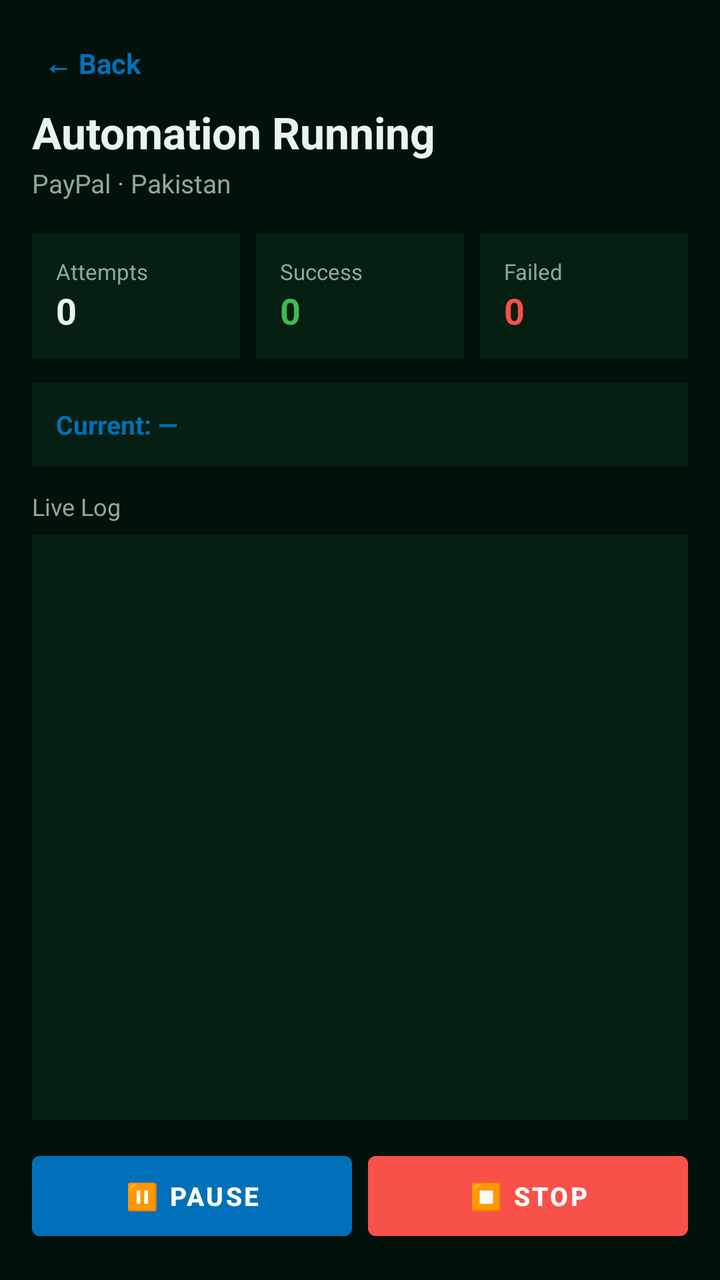
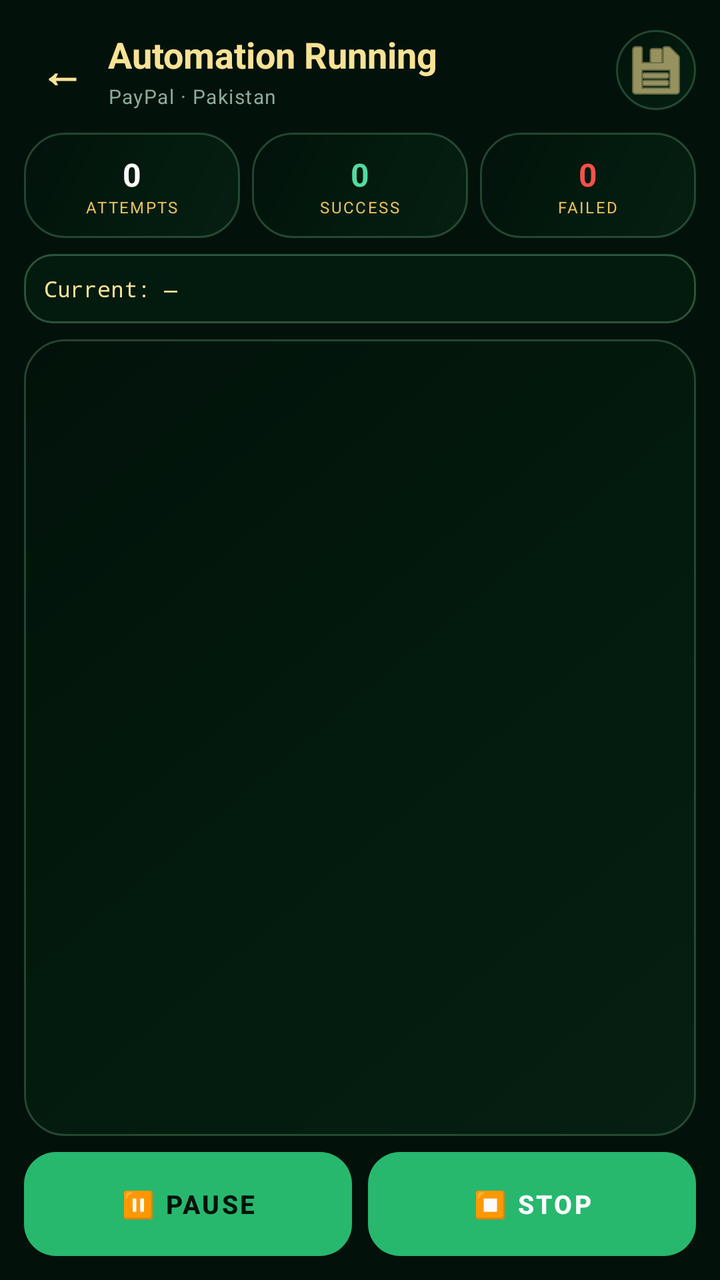

Before-and-after screenshots of an Android layout around one commit, followed by the original layout XML and the change that was made.
<!-- AndroidManifest.xml: activity theme Theme.RealEarnPayPal -->
<!-- res/layout/activity_automation.xml -->
<?xml version="1.0" encoding="utf-8"?>
<LinearLayout xmlns:android="http://schemas.android.com/apk/res/android"
    android:layout_width="match_parent"
    android:layout_height="match_parent"
    android:orientation="vertical"
    android:background="@color/bg_dark"
    android:padding="16dp">

    
    <TextView
        android:id="@+id/btnBack"
        android:layout_width="wrap_content"
        android:layout_height="wrap_content"
        android:padding="6dp"
        android:text="← Back"
        android:textColor="@color/paypal_blue"
        android:textSize="14sp"
        android:textStyle="bold" />

    <TextView
        android:id="@+id/tvHeader"
        android:layout_width="wrap_content"
        android:layout_height="wrap_content"
        android:layout_marginTop="4dp"
        android:text="Automation Running"
        android:textColor="@color/text_light"
        android:textSize="22sp"
        android:textStyle="bold" />

    <TextView
        android:id="@+id/tvSubHeader"
        android:layout_width="wrap_content"
        android:layout_height="wrap_content"
        android:layout_marginTop="2dp"
        android:text="PayPal · Pakistan"
        android:textColor="@color/text_dim"
        android:textSize="13sp" />

    
    <LinearLayout
        android:layout_width="match_parent"
        android:layout_height="wrap_content"
        android:layout_marginTop="16dp"
        android:orientation="horizontal">

        <LinearLayout
            android:layout_width="0dp"
            android:layout_height="wrap_content"
            android:layout_weight="1"
            android:background="@color/bg_card"
            android:orientation="vertical"
            android:padding="12dp">

            <TextView
                android:layout_width="wrap_content"
                android:layout_height="wrap_content"
                android:text="Attempts"
                android:textColor="@color/text_dim"
                android:textSize="11sp" />

            <TextView
                android:id="@+id/tvAttempts"
                android:layout_width="wrap_content"
                android:layout_height="wrap_content"
                android:text="0"
                android:textColor="@color/text_light"
                android:textSize="18sp"
                android:textStyle="bold" />

        </LinearLayout>

        <LinearLayout
            android:layout_width="0dp"
            android:layout_height="wrap_content"
            android:layout_weight="1"
            android:layout_marginStart="8dp"
            android:background="@color/bg_card"
            android:orientation="vertical"
            android:padding="12dp">

            <TextView
                android:layout_width="wrap_content"
                android:layout_height="wrap_content"
                android:text="Success"
                android:textColor="@color/text_dim"
                android:textSize="11sp" />

            <TextView
                android:id="@+id/tvSuccess"
                android:layout_width="wrap_content"
                android:layout_height="wrap_content"
                android:text="0"
                android:textColor="@color/success_green"
                android:textSize="18sp"
                android:textStyle="bold" />

        </LinearLayout>

        <LinearLayout
            android:layout_width="0dp"
            android:layout_height="wrap_content"
            android:layout_weight="1"
            android:layout_marginStart="8dp"
            android:background="@color/bg_card"
            android:orientation="vertical"
            android:padding="12dp">

            <TextView
                android:layout_width="wrap_content"
                android:layout_height="wrap_content"
                android:text="Failed"
                android:textColor="@color/text_dim"
                android:textSize="11sp" />

            <TextView
                android:id="@+id/tvFailed"
                android:layout_width="wrap_content"
                android:layout_height="wrap_content"
                android:text="0"
                android:textColor="@color/error_red"
                android:textSize="18sp"
                android:textStyle="bold" />

        </LinearLayout>

    </LinearLayout>

    
    <TextView
        android:id="@+id/tvCurrentNumber"
        android:layout_width="match_parent"
        android:layout_height="wrap_content"
        android:layout_marginTop="12dp"
        android:background="@color/bg_card"
        android:padding="12dp"
        android:text="Current: —"
        android:textColor="@color/paypal_blue"
        android:textSize="13sp"
        android:textStyle="bold" />

    
    <TextView
        android:layout_width="wrap_content"
        android:layout_height="wrap_content"
        android:layout_marginTop="12dp"
        android:text="Live Log"
        android:textColor="@color/text_dim"
        android:textSize="12sp" />

    <ScrollView
        android:id="@+id/scrollLog"
        android:layout_width="match_parent"
        android:layout_height="0dp"
        android:layout_weight="1"
        android:layout_marginTop="6dp"
        android:background="@color/bg_card"
        android:padding="10dp">

        <TextView
            android:id="@+id/tvLog"
            android:layout_width="match_parent"
            android:layout_height="wrap_content"
            android:fontFamily="monospace"
            android:text=""
            android:textColor="@color/text_light"
            android:textSize="11sp" />

    </ScrollView>

    
    <LinearLayout
        android:layout_width="match_parent"
        android:layout_height="wrap_content"
        android:layout_marginTop="12dp"
        android:orientation="horizontal">

        <Button
            android:id="@+id/btnPause"
            android:layout_width="0dp"
            android:layout_height="52dp"
            android:layout_weight="1"
            android:backgroundTint="@color/paypal_blue"
            android:text="⏸ Pause"
            android:textColor="@color/white"
            android:textSize="13sp"
            android:textStyle="bold" />

        <Button
            android:id="@+id/btnStop"
            android:layout_width="0dp"
            android:layout_height="52dp"
            android:layout_weight="1"
            android:layout_marginStart="8dp"
            android:backgroundTint="@color/error_red"
            android:text="⏹ Stop"
            android:textColor="@color/white"
            android:textSize="13sp"
            android:textStyle="bold" />

    </LinearLayout>

</LinearLayout>
<!-- resources referenced by this layout -->
<resources>
  <color name="bg_card">#FF061F12</color>
  <color name="bg_dark">#FF02120A</color>
  <color name="error_red">#FFF85149</color>
  <color name="paypal_blue">#FF0070BA</color>
  <color name="success_green">#FF3FB950</color>
  <color name="text_dim">#FF8BAA9A</color>
  <color name="text_light">#FFE8F5EE</color>
  <color name="white">#FFFFFFFF</color>
  <style name="Theme.RealEarnPayPal" parent="Theme.MaterialComponents.NoActionBar">
          <item name="colorPrimary">@color/vip_emerald</item>
          <item name="colorPrimaryVariant">@color/vip_emerald_dark</item>
          <item name="colorOnPrimary">@color/white</item>
          <item name="colorSecondary">@color/vip_gold</item>
          <item name="colorOnSecondary">@color/black</item>
          <item name="android:statusBarColor">@color/bg_dark</item>
          <item name="android:navigationBarColor">@color/bg_dark</item>
          <item name="android:windowBackground">@color/bg_dark</item>
          <item name="android:textColorPrimary">@color/text_light</item>
          <item name="android:textColorSecondary">@color/text_dim</item>
      </style>
  <color name="vip_emerald">#FF27B86E</color>
  <color name="vip_emerald_dark">#FF168A50</color>
  <color name="vip_gold">#FFE6C15A</color>
  <color name="black">#FF000000</color>
</resources>

<!-- the commit's change to res/layout/activity_automation.xml (unified diff, before → after) -->
@@ -1,116 +1,138 @@
 <?xml version="1.0" encoding="utf-8"?>
 <LinearLayout xmlns:android="http://schemas.android.com/apk/res/android"
+    xmlns:app="http://schemas.android.com/apk/res-auto"
     android:layout_width="match_parent"
     android:layout_height="match_parent"
     android:orientation="vertical"
     android:background="@color/bg_dark"
-    android:padding="16dp">
-
-    
-    <TextView
-        android:id="@+id/btnBack"
-        android:layout_width="wrap_content"
-        android:layout_height="wrap_content"
-        android:padding="6dp"
-        android:text="← Back"
-        android:textColor="@color/paypal_blue"
-        android:textSize="14sp"
-        android:textStyle="bold" />
-
-    <TextView
-        android:id="@+id/tvHeader"
-        android:layout_width="wrap_content"
-        android:layout_height="wrap_content"
-        android:layout_marginTop="4dp"
-        android:text="Automation Running"
-        android:textColor="@color/text_light"
-        android:textSize="22sp"
-        android:textStyle="bold" />
-
-    <TextView
-        android:id="@+id/tvSubHeader"
-        android:layout_width="wrap_content"
-        android:layout_height="wrap_content"
-        android:layout_marginTop="2dp"
-        android:text="PayPal · Pakistan"
-        android:textColor="@color/text_dim"
-        android:textSize="13sp" />
+    android:padding="12dp">
 
     
     <LinearLayout
         android:layout_width="match_parent"
         android:layout_height="wrap_content"
-        android:layout_marginTop="16dp"
+        android:gravity="center_vertical"
+        android:paddingBottom="8dp">
+
+        <TextView
+            android:id="@+id/btnBack"
+            android:layout_width="wrap_content"
+            android:layout_height="wrap_content"
+            android:padding="8dp"
+            android:text="←"
+            android:textColor="@color/vip_gold_light"
+            android:textSize="22sp"
+            android:textStyle="bold" />
+
+        <LinearLayout
+            android:layout_width="0dp"
+            android:layout_height="wrap_content"
+            android:layout_weight="1"
+            android:orientation="vertical"
+            android:layout_marginStart="4dp">
+
+            <TextView
+                android:id="@+id/tvHeader"
+                android:layout_width="wrap_content"
+                android:layout_height="wrap_content"
+                android:text="Automation Running"
+                android:textColor="@color/vip_gold_light"
+                android:textSize="18sp"
+                android:textStyle="bold" />
+
+            <TextView
+                android:id="@+id/tvSubHeader"
+                android:layout_width="wrap_content"
+                android:layout_height="wrap_content"
+                android:layout_marginTop="2dp"
+                android:text="PayPal · Pakistan"
+                android:textColor="@color/text_dim"
+                android:textSize="10sp"
+                android:letterSpacing="0.05" />
+        </LinearLayout>
+
+        <ImageButton
+            android:id="@+id/btnCopyLog"
+            android:layout_width="40dp"
+            android:layout_height="40dp"
+            android:background="@drawable/bg_vip_card"
+            android:padding="10dp"
+            android:src="@android:drawable/ic_menu_save"
+            app:tint="@color/vip_gold_light"
+            android:contentDescription="Copy logs" />
+    </LinearLayout>
+
+    
+    <LinearLayout
+        android:layout_width="match_parent"
+        android:layout_height="wrap_content"
         android:orientation="horizontal">
 
         <LinearLayout
             android:layout_width="0dp"
             android:layout_height="wrap_content"
             android:layout_weight="1"
-            android:background="@color/bg_card"
-            android:orientation="vertical"
-            android:padding="12dp">
-
-            <TextView
-                android:layout_width="wrap_content"
-                android:layout_height="wrap_content"
-                android:text="Attempts"
-                android:textColor="@color/text_dim"
-                android:textSize="11sp" />
+            android:background="@drawable/bg_vip_card"
+            android:orientation="vertical"
+            android:padding="10dp"
+            android:layout_marginEnd="3dp"
+            android:gravity="center">
 
             <TextView
                 android:id="@+id/tvAttempts"
                 android:layout_width="wrap_content"
                 android:layout_height="wrap_content"
                 android:text="0"
-                android:textColor="@color/text_light"
-                android:textSize="18sp"
-                android:textStyle="bold" />
-
-        </LinearLayout>
-
-        <LinearLayout
-            android:layout_width="0dp"
-            android:layout_height="wrap_content"
-            android:layout_weight="1"
-            android:layout_marginStart="8dp"
-            android:background="@color/bg_card"
-            android:orientation="vertical"
-            android:padding="12dp">
-
-            <TextView
-                android:layout_width="wrap_content"
-                android:layout_height="wrap_content"
-                android:text="Success"
-                android:textColor="@color/text_dim"
-                android:textSize="11sp" />
+                android:textColor="@color/white"
+                android:textSize="16sp"
+                android:textStyle="bold" />
+
+            <TextView
+                android:layout_width="wrap_content"
+                android:layout_height="wrap_content"
+                android:text="ATTEMPTS"
+                android:textColor="@color/vip_gold"
+                android:textSize="8sp"
+                android:letterSpacing="0.1" />
+        </LinearLayout>
+
+        <LinearLayout
+            android:layout_width="0dp"
+            android:layout_height="wrap_content"
+            android:layout_weight="1"
+            android:background="@drawable/bg_vip_card"
+            android:orientation="vertical"
+            android:padding="10dp"
+            android:layout_marginHorizontal="3dp"
+            android:gravity="center">
 
             <TextView
                 android:id="@+id/tvSuccess"
                 android:layout_width="wrap_content"
                 android:layout_height="wrap_content"
                 android:text="0"
-                android:textColor="@color/success_green"
-                android:textSize="18sp"
-                android:textStyle="bold" />
-
-        </LinearLayout>
-
-        <LinearLayout
-            android:layout_width="0dp"
-            android:layout_height="wrap_content"
-            android:layout_weight="1"
-            android:layout_marginStart="8dp"
-            android:background="@color/bg_card"
-            android:orientation="vertical"
-            android:padding="12dp">
-
-            <TextView
-                android:layout_width="wrap_content"
-                android:layout_height="wrap_content"
-                android:text="Failed"
-                android:textColor="@color/text_dim"
-                android:textSize="11sp" />
+                android:textColor="@color/vip_emerald_light"
+                android:textSize="16sp"
+                android:textStyle="bold" />
+
+            <TextView
+                android:layout_width="wrap_content"
+                android:layout_height="wrap_content"
+                android:text="SUCCESS"
+                android:textColor="@color/vip_gold"
+                android:textSize="8sp"
+                android:letterSpacing="0.1" />
+        </LinearLayout>
+
+        <LinearLayout
+            android:layout_width="0dp"
+            android:layout_height="wrap_content"
+            android:layout_weight="1"
+            android:background="@drawable/bg_vip_card"
+            android:orientation="vertical"
+            android:padding="10dp"
+            android:layout_marginStart="3dp"
+            android:gravity="center">
 
             <TextView
                 android:id="@+id/tvFailed"
@@ -118,43 +140,40 @@
                 android:layout_height="wrap_content"
                 android:text="0"
                 android:textColor="@color/error_red"
-                android:textSize="18sp"
-                android:textStyle="bold" />
-
-        </LinearLayout>
-
+                android:textSize="16sp"
+                android:textStyle="bold" />
+
+            <TextView
+                android:layout_width="wrap_content"
+                android:layout_height="wrap_content"
+                android:text="FAILED"
+                android:textColor="@color/vip_gold"
+                android:textSize="8sp"
+                android:letterSpacing="0.1" />
+        </LinearLayout>
     </LinearLayout>
 
-    
     <TextView
         android:id="@+id/tvCurrentNumber"
         android:layout_width="match_parent"
         android:layout_height="wrap_content"
-        android:layout_marginTop="12dp"
-        android:background="@color/bg_card"
-        android:padding="12dp"
+        android:layout_marginTop="8dp"
+        android:background="@drawable/bg_vip_input"
+        android:padding="10dp"
         android:text="Current: —"
-        android:textColor="@color/paypal_blue"
-        android:textSize="13sp"
-        android:textStyle="bold" />
-
-    
-    <TextView
-        android:layout_width="wrap_content"
-        android:layout_height="wrap_content"
-        android:layout_marginTop="12dp"
-        android:text="Live Log"
-        android:textColor="@color/text_dim"
-        android:textSize="12sp" />
-
+        android:textColor="@color/vip_gold_light"
+        android:textSize="11sp"
+        android:fontFamily="monospace" />
+
+    
     <ScrollView
         android:id="@+id/scrollLog"
         android:layout_width="match_parent"
         android:layout_height="0dp"
         android:layout_weight="1"
-        android:layout_marginTop="6dp"
-        android:background="@color/bg_card"
-        android:padding="10dp">
+        android:layout_marginTop="8dp"
+        android:background="@drawable/bg_vip_card"
+        android:padding="12dp">
 
         <TextView
             android:id="@+id/tvLog"
@@ -162,16 +181,16 @@
             android:layout_height="wrap_content"
             android:fontFamily="monospace"
             android:text=""
-            android:textColor="@color/text_light"
-            android:textSize="11sp" />
-
+            android:textColor="@color/vip_emerald_light"
+            android:textSize="10sp"
+            android:lineSpacingExtra="4dp" />
     </ScrollView>
 
     
     <LinearLayout
         android:layout_width="match_parent"
         android:layout_height="wrap_content"
-        android:layout_marginTop="12dp"
+        android:layout_marginTop="8dp"
         android:orientation="horizontal">
 
         <Button
@@ -179,24 +198,26 @@
             android:layout_width="0dp"
             android:layout_height="52dp"
             android:layout_weight="1"
-            android:backgroundTint="@color/paypal_blue"
-            android:text="⏸ Pause"
+            android:background="@drawable/bg_vip_button_gold"
+            android:text="⏸ PAUSE"
+            android:textColor="@color/bg_dark"
+            android:textSize="13sp"
+            android:textStyle="bold"
+            android:layout_marginEnd="4dp"
+            android:stateListAnimator="@null" />
+
+        <Button
+            android:id="@+id/btnStop"
+            android:layout_width="0dp"
+            android:layout_height="52dp"
+            android:layout_weight="1"
+            android:background="@drawable/bg_vip_button_red"
+            android:text="⏹ STOP"
             android:textColor="@color/white"
             android:textSize="13sp"
-            android:textStyle="bold" />
-
-        <Button
-            android:id="@+id/btnStop"
-            android:layout_width="0dp"
-            android:layout_height="52dp"
-            android:layout_weight="1"
-            android:layout_marginStart="8dp"
-            android:backgroundTint="@color/error_red"
-            android:text="⏹ Stop"
-            android:textColor="@color/white"
-            android:textSize="13sp"
-            android:textStyle="bold" />
-
+            android:textStyle="bold"
+            android:layout_marginStart="4dp"
+            android:stateListAnimator="@null" />
     </LinearLayout>
 
 </LinearLayout>
<!-- resource entries referenced after the edit -->
@@ -1,13 +1,47 @@
 <!-- resources referenced by this layout -->
 <resources>
-  <color name="bg_card">#FF061F12</color>
   <color name="bg_dark">#FF02120A</color>
   <color name="error_red">#FFF85149</color>
-  <color name="paypal_blue">#FF0070BA</color>
-  <color name="success_green">#FF3FB950</color>
   <color name="text_dim">#FF8BAA9A</color>
+  <color name="vip_emerald_light">#FF52DBA0</color>
   <color name="text_light">#FFE8F5EE</color>
   <color name="white">#FFFFFFFF</color>
+  <!-- drawable bg_vip_button_gold (drawable) -->
+  <?xml version="1.0" encoding="utf-8"?>
+  <shape xmlns:android="http://schemas.android.com/apk/res/android" android:shape="rectangle">
+      <gradient
+          android:startColor="#F9E295"
+          android:endColor="#D4A834"
+          android:angle="135" />
+      <corners android:radius="16dp" />
+  </shape>
+  <!-- drawable bg_vip_button_red (drawable) -->
+  <?xml version="1.0" encoding="utf-8"?>
+  <shape xmlns:android="http://schemas.android.com/apk/res/android" android:shape="rectangle">
+      <gradient
+          android:startColor="#F87171"
+          android:endColor="#C81E1E"
+          android:angle="135" />
+      <corners android:radius="16dp" />
+  </shape>
+  <!-- drawable bg_vip_card (drawable) -->
+  <?xml version="1.0" encoding="utf-8"?>
+  <shape xmlns:android="http://schemas.android.com/apk/res/android" android:shape="rectangle">
+      <gradient
+          android:startColor="#061F12"
+          android:centerColor="#031A0E"
+          android:endColor="#02120A"
+          android:angle="135" />
+      <corners android:radius="20dp" />
+      <stroke android:width="1dp" android:color="#4082DBA0" />
+  </shape>
+  <!-- drawable bg_vip_input (drawable) -->
+  <?xml version="1.0" encoding="utf-8"?>
+  <shape xmlns:android="http://schemas.android.com/apk/res/android" android:shape="rectangle">
+      <solid android:color="#031A0E" />
+      <corners android:radius="14dp" />
+      <stroke android:width="1dp" android:color="#5082DBA0" />
+  </shape>
   <style name="Theme.RealEarnPayPal" parent="Theme.MaterialComponents.NoActionBar">
           <item name="colorPrimary">@color/vip_emerald</item>
           <item name="colorPrimaryVariant">@color/vip_emerald_dark</item>
@@ -23,6 +57,7 @@
   <color name="vip_emerald">#FF27B86E</color>
   <color name="vip_emerald_dark">#FF168A50</color>
   <color name="vip_gold">#FFE6C15A</color>
+  <color name="vip_gold_light">#FFF9E295</color>
   <color name="black">#FF000000</color>
 </resources>
 
